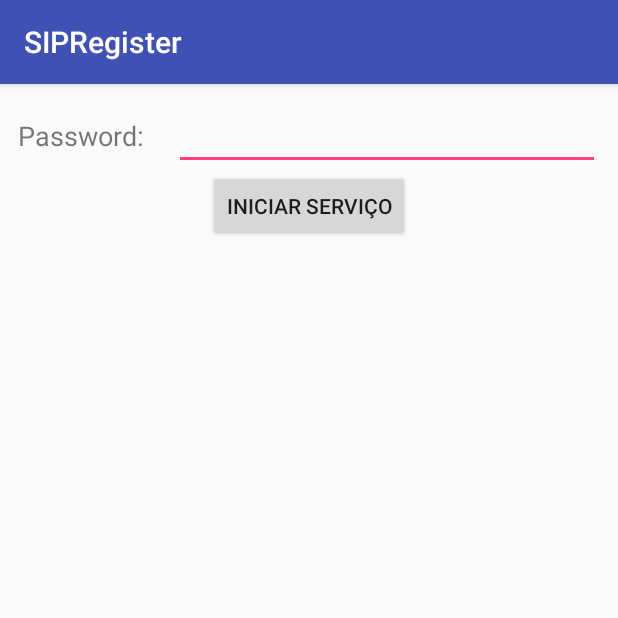
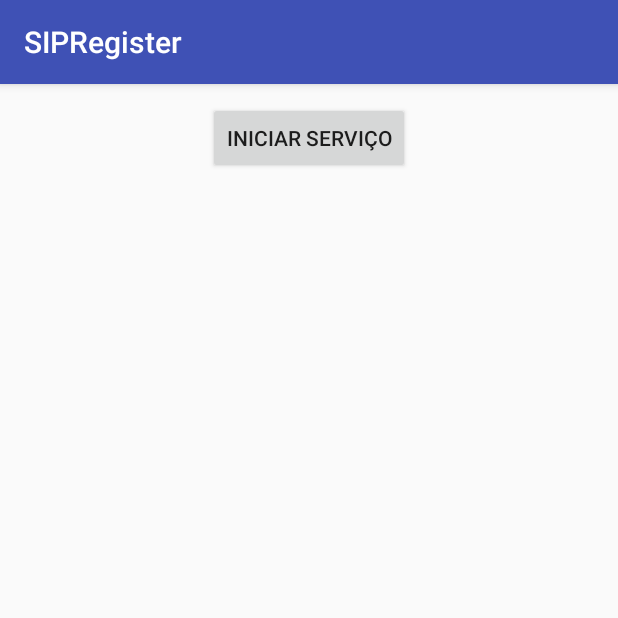
Before and after one commit to Freuvim/SIPRegister, an Android app: the screen it shows after launch (MainActivity), on a phone screen of 412 x 824 dp, the top half of it. Run offline under Robolectric (Android 15) with nearby library versions, the phone set to English and light mode, and no system bars; libraries missing offline, so code that uses them is left out: test.jinesh.easypermissionslib; 1 statement that could not run was skipped.

Commit message:
HTTP Request

```diff
--- a/app/build.gradle
+++ b/app/build.gradle
@@ -17,6 +17,9 @@ android {
             proguardFiles getDefaultProguardFile('proguard-android.txt'), 'proguard-rules.pro'
         }
     }
+    packagingOptions {
+        exclude "META-INF/LICENSE"
+    }
 }
 
 dependencies {
--- a/app/src/main/java/io/github/freuvim/sipregister/services/ImageService.java
+++ b/app/src/main/java/io/github/freuvim/sipregister/services/ImageService.java
@@ -1,12 +1,14 @@
 package io.github.freuvim.sipregister.services;
 
 import io.github.freuvim.sipregister.model.ImageModel;
+import io.github.freuvim.sipregister.model.Imsi;
 import retrofit2.Call;
+import retrofit2.http.Body;
 import retrofit2.http.GET;
 
 public interface ImageService {
 
     @GET("registrar")
-    Call<ImageModel> registrar();
+    Call<ImageModel> registrar(@Body Imsi imsi);
 
 }
--- a/app/src/main/res/layout/activity_main.xml
+++ b/app/src/main/res/layout/activity_main.xml
@@ -5,31 +5,7 @@
     android:layout_height="match_parent"
     android:layout_margin="12dp"
     android:orientation="vertical"
-    android:weightSum="1"
     tools:context="io.github.freuvim.sipregister.activitys.MainActivity">
-
-    <LinearLayout
-        android:layout_width="match_parent"
-        android:layout_height="wrap_content">
-
-        <TextView
-            android:id="@+id/display_password"
-            android:layout_width="wrap_content"
-            android:layout_height="wrap_content"
-            android:text="@string/display_password"
-            android:textSize="18sp" />
-
-        <Space
-            android:layout_width="20dp"
-            android:layout_height="wrap_content" />
-
-        <EditText
-            android:id="@+id/etPassword"
-            android:layout_width="match_parent"
-            android:layout_height="wrap_content"
-            android:inputType="textPassword" />
-
-    </LinearLayout>
 
     <Button
         android:id="@+id/btServico"
```
Also changed, not shown: app/src/main/java/io/github/freuvim/sipregister/model/Imsi.java (added, +41 -0 lines), app/src/main/java/io/github/freuvim/sipregister/services/BackgroundService.java (+83 -37 lines).
